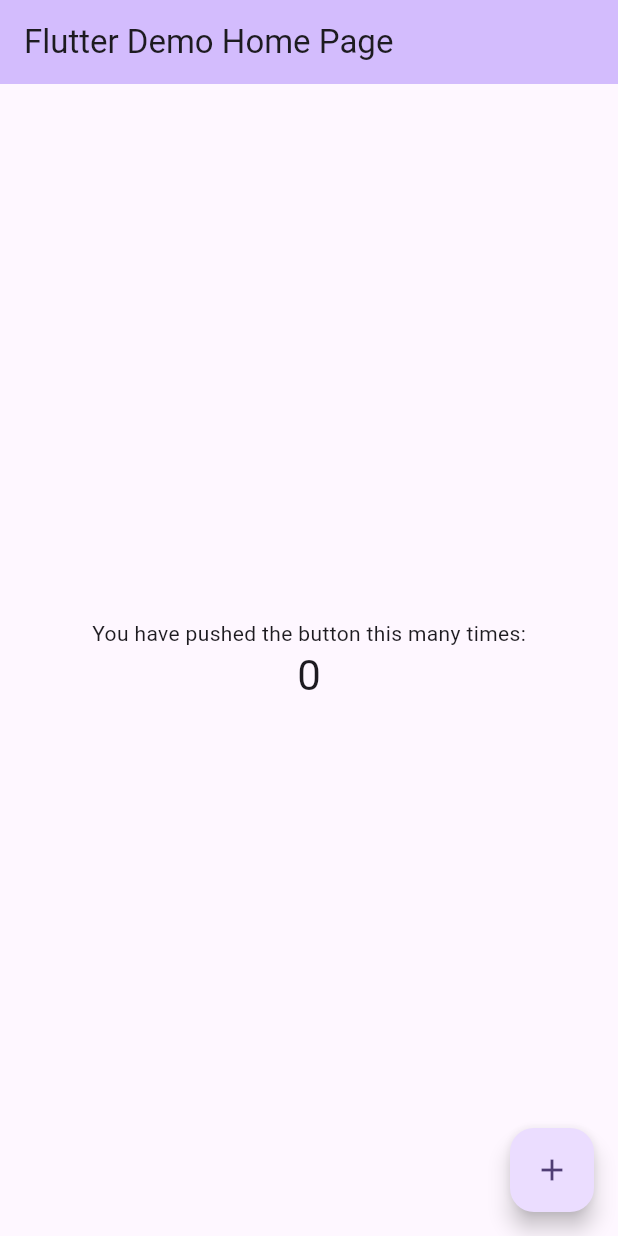
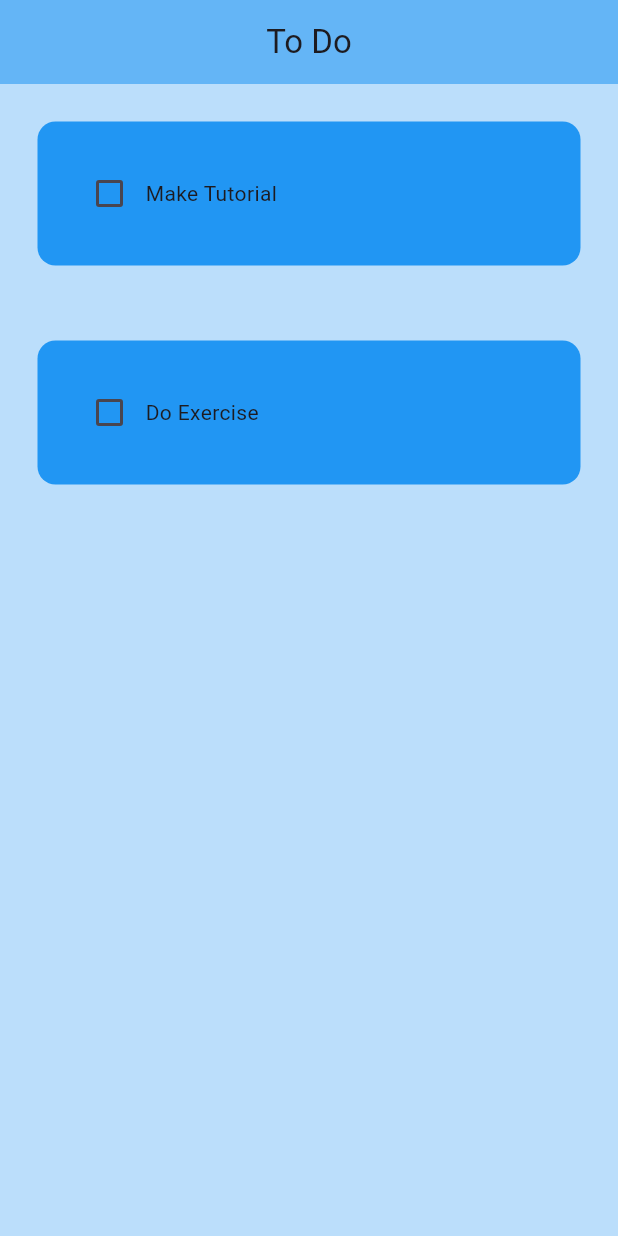
Before and after one commit to alexmortelsison/todo2025, a Flutter app: the screen it shows after launch, on a phone screen of 412 x 824 dp. Run offline on Flutter 3.47's test engine with Material 3 defaults, Android fonts, the phone set to English and light mode, and no system bars.

Commit message:
update setstate

```diff
--- a/lib/main.dart
+++ b/lib/main.dart
@@ -1,4 +1,5 @@
 import 'package:flutter/material.dart';
+import 'package:todo2025/pages/home_page.dart';
 
 void main() {
   runApp(const MyApp());
@@ -7,119 +8,12 @@ void main() {
 class MyApp extends StatelessWidget {
   const MyApp({super.key});
 
-  // This widget is the root of your application.
   @override
   Widget build(BuildContext context) {
     return MaterialApp(
-      title: 'Flutter Demo',
-      theme: ThemeData(
-        // This is the theme of your application.
-        //
-        // TRY THIS: Try running your application with "flutter run". You'll see
-        // the application has a purple toolbar. Then, without quitting the app,
-        // try changing the seedColor in the colorScheme below to Colors.green
-        // and then invoke "hot reload" (save your changes or press the "hot
-        // reload" button in a Flutter-supported IDE, or press "r" if you used
-        // the command line to start the app).
-        //
-        // Notice that the counter didn't reset back to zero; the application
-        // state is not lost during the reload. To reset the state, use hot
-        // restart instead.
-        //
-        // This works for code too, not just values: Most code changes can be
-        // tested with just a hot reload.
-        colorScheme: ColorScheme.fromSeed(seedColor: Colors.deepPurple),
-        useMaterial3: true,
-      ),
-      home: const MyHomePage(title: 'Flutter Demo Home Page'),
+      debugShowCheckedModeBanner: false,
+      home: const HomePage(),
+      theme: ThemeData(primaryColor: Colors.blue[100]),
     );
   }
 }
-
-class MyHomePage extends StatefulWidget {
-  const MyHomePage({super.key, required this.title});
-
-  // This widget is the home page of your application. It is stateful, meaning
-  // that it has a State object (defined below) that contains fields that affect
-  // how it looks.
-
-  // This class is the configuration for the state. It holds the values (in this
-  // case the title) provided by the parent (in this case the App widget) and
-  // used by the build method of the State. Fields in a Widget subclass are
-  // always marked "final".
-
-  final String title;
-
-  @override
-  State<MyHomePage> createState() => _MyHomePageState();
-}
-
-class _MyHomePageState extends State<MyHomePage> {
-  int _counter = 0;
-
-  void _incrementCounter() {
-    setState(() {
-      // This call to setState tells the Flutter framework that something has
-      // changed in this State, which causes it to rerun the build method below
-      // so that the display can reflect the updated values. If we changed
-      // _counter without calling setState(), then the build method would not be
-      // called again, and so nothing would appear to happen.
-      _counter++;
-    });
-  }
-
-  @override
-  Widget build(BuildContext context) {
-    // This method is rerun every time setState is called, for instance as done
-    // by the _incrementCounter method above.
-    //
-    // The Flutter framework has been optimized to make rerunning build methods
-    // fast, so that you can just rebuild anything that needs updating rather
-    // than having to individually change instances of widgets.
-    return Scaffold(
-      appBar: AppBar(
-        // TRY THIS: Try changing the color here to a specific color (to
-        // Colors.amber, perhaps?) and trigger a hot reload to see the AppBar
-        // change color while the other colors stay the same.
-        backgroundColor: Theme.of(context).colorScheme.inversePrimary,
-        // Here we take the value from the MyHomePage object that was created by
-        // the App.build method, and use it to set our appbar title.
-        title: Text(widget.title),
-      ),
-      body: Center(
-        // Center is a layout widget. It takes a single child and positions it
-        // in the middle of the parent.
-        child: Column(
-          // Column is also a layout widget. It takes a list of children and
-          // arranges them vertically. By default, it sizes itself to fit its
-          // children horizontally, and tries to be as tall as its parent.
-          //
-          // Column has various properties to control how it sizes itself and
-          // how it positions its children. Here we use mainAxisAlignment to
-          // center the children vertically; the main axis here is the vertical
-          // axis because Columns are vertical (the cross axis would be
-          // horizontal).
-          //
-          // TRY THIS: Invoke "debug painting" (choose the "Toggle Debug Paint"
-          // action in the IDE, or press "p" in the console), to see the
-          // wireframe for each widget.
-          mainAxisAlignment: MainAxisAlignment.center,
-          children: <Widget>[
-            const Text(
-              'You have pushed the button this many times:',
-            ),
-            Text(
-              '$_counter',
-              style: Theme.of(context).textTheme.headlineMedium,
-            ),
-          ],
-        ),
-      ),
-      floatingActionButton: FloatingActionButton(
-        onPressed: _incrementCounter,
-        tooltip: 'Increment',
-        child: const Icon(Icons.add),
-      ), // This trailing comma makes auto-formatting nicer for build methods.
-    );
-  }
-}
--- /dev/null
+++ b/lib/pages/home_page.dart
@@ -0,0 +1,42 @@
+import 'package:flutter/material.dart';
+import 'package:todo2025/util/todo_tile.dart';
+
+class HomePage extends StatefulWidget {
+  const HomePage({super.key});
+
+  @override
+  State<HomePage> createState() => _HomePageState();
+}
+
+class _HomePageState extends State<HomePage> {
+  List toDoList = [
+    ["Make Tutorial", false],
+    ["Do Exercise", false]
+  ];
+
+  void checkBoxChanged(bool value, int index) {
+    setState(() {
+      toDoList[index][1] = !toDoList[index][1];
+    });
+  }
+
+  @override
+  Widget build(BuildContext context) {
+    return Scaffold(
+      backgroundColor: Colors.blue[100],
+      appBar: AppBar(
+        backgroundColor: Colors.blue[300],
+        title: const Center(child: Text("To Do")),
+      ),
+      body: ListView.builder(
+        itemCount: toDoList.length,
+        itemBuilder: (context, index) {
+          return ToDoTile(
+              taskName: toDoList[index][0],
+              onChanged: (value) => checkBoxChanged(value ?? false, index),
+              taskCompleted: toDoList[index][1]);
+        },
+      ),
+    );
+  }
+}
--- /dev/null
+++ b/lib/util/todo_tile.dart
@@ -0,0 +1,33 @@
+import 'package:flutter/material.dart';
+
+class ToDoTile extends StatelessWidget {
+  final String taskName;
+  final bool taskCompleted;
+  final Function(bool?)? onChanged;
+  const ToDoTile({
+    super.key,
+    required this.taskName,
+    required this.onChanged,
+    required this.taskCompleted,
+  });
+
+  @override
+  Widget build(BuildContext context) {
+    return Padding(
+      padding: const EdgeInsets.all(25.0),
+      child: Container(
+        padding: const EdgeInsets.all(24),
+        decoration: BoxDecoration(
+          color: Colors.blue[500],
+          borderRadius: BorderRadius.circular(12),
+        ),
+        child: Row(
+          children: [
+            Checkbox(value: taskCompleted, onChanged: onChanged),
+            Text(taskName),
+          ],
+        ),
+      ),
+    );
+  }
+}
```
